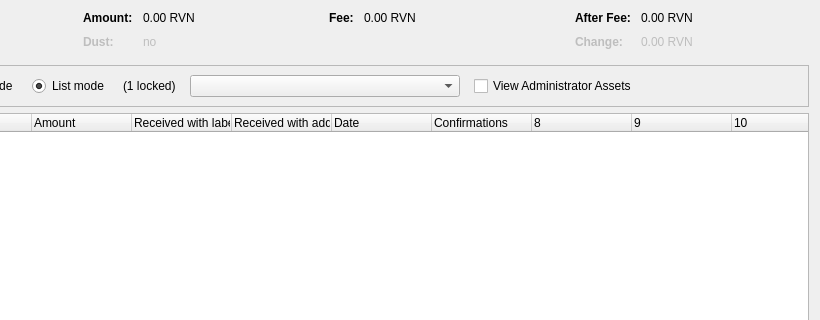
m1126503-spec/MOG-Core, file src/qt/forms/assetcontroldialog.ui: the form before one commit; both pictures show x 180 to 1000 and y 0 to 320 of the 1000 by 500 pixel window.
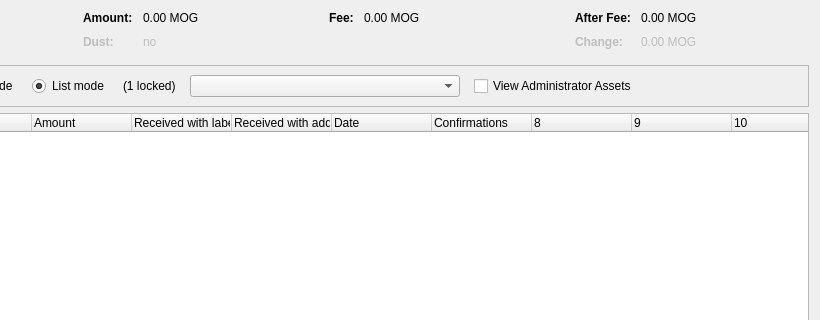
The form after the commit. Custom widgets are drawn as their Qt base class.

What changed in the file:
```diff
--- a/src/qt/forms/assetcontroldialog.ui
+++ b/src/qt/forms/assetcontroldialog.ui
@@ -132,7 +132,7 @@
           <enum>Qt::ActionsContextMenu</enum>
          </property>
          <property name="text">
-          <string notr="true">0.00 RVN</string>
+          <string notr="true">0.00 MOG</string>
          </property>
          <property name="textInteractionFlags">
           <set>Qt::LinksAccessibleByMouse|Qt::TextSelectableByKeyboard|Qt::TextSelectableByMouse</set>
@@ -212,7 +212,7 @@
           <enum>Qt::ActionsContextMenu</enum>
          </property>
          <property name="text">
-          <string notr="true">0.00 RVN</string>
+          <string notr="true">0.00 MOG</string>
          </property>
          <property name="textInteractionFlags">
           <set>Qt::LinksAccessibleByMouse|Qt::TextSelectableByKeyboard|Qt::TextSelectableByMouse</set>
@@ -257,7 +257,7 @@
           <enum>Qt::ActionsContextMenu</enum>
          </property>
          <property name="text">
-          <string notr="true">0.00 RVN</string>
+          <string notr="true">0.00 MOG</string>
          </property>
          <property name="textInteractionFlags">
           <set>Qt::LinksAccessibleByMouse|Qt::TextSelectableByKeyboard|Qt::TextSelectableByMouse</set>
@@ -292,7 +292,7 @@
           <enum>Qt::ActionsContextMenu</enum>
          </property>
          <property name="text">
-          <string notr="true">0.00 RVN</string>
+          <string notr="true">0.00 MOG</string>
          </property>
          <property name="textInteractionFlags">
           <set>Qt::LinksAccessibleByMouse|Qt::TextSelectableByKeyboard|Qt::TextSelectableByMouse</set>
```
